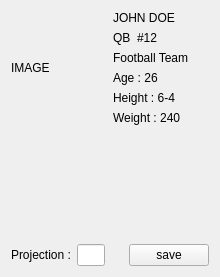
The window that cute-fantasy/playerprojectionwidget.ui (protoblock/protoblock) describes before a commit, drawn with Qt 5.
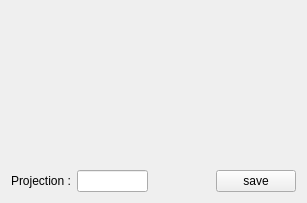
The same window after the commit.

What changed in the file:
```diff
--- a/cute-fantasy/playerprojectionwidget.ui
+++ b/cute-fantasy/playerprojectionwidget.ui
@@ -6,90 +6,15 @@
    <rect>
     <x>0</x>
     <y>0</y>
-    <width>220</width>
-    <height>277</height>
+    <width>307</width>
+    <height>203</height>
    </rect>
   </property>
   <property name="windowTitle">
    <string>Form</string>
   </property>
   <layout class="QGridLayout" name="gridLayout">
-   <item row="0" column="0">
-    <widget class="QLabel" name="myPlayerImageLabel">
-     <property name="sizePolicy">
-      <sizepolicy hsizetype="Fixed" vsizetype="Fixed">
-       <horstretch>0</horstretch>
-       <verstretch>0</verstretch>
-      </sizepolicy>
-     </property>
-     <property name="maximumSize">
-      <size>
-       <width>200</width>
-       <height>210</height>
-      </size>
-     </property>
-     <property name="text">
-      <string>IMAGE</string>
-     </property>
-     <property name="scaledContents">
-      <bool>true</bool>
-     </property>
-    </widget>
-   </item>
-   <item row="0" column="1">
-    <layout class="QFormLayout" name="formLayout">
-     <item row="0" column="0" colspan="2">
-      <widget class="QLabel" name="myPlayerNameLabel">
-       <property name="text">
-        <string>JOHN DOE</string>
-       </property>
-      </widget>
-     </item>
-     <item row="1" column="0">
-      <widget class="QLabel" name="myPlayerPosLabel">
-       <property name="text">
-        <string>QB</string>
-       </property>
-      </widget>
-     </item>
-     <item row="1" column="1">
-      <widget class="QLabel" name="myPlayerNumberLabel">
-       <property name="text">
-        <string>#12</string>
-       </property>
-      </widget>
-     </item>
-     <item row="2" column="0" colspan="2">
-      <widget class="QLabel" name="label_5">
-       <property name="text">
-        <string>Football Team </string>
-       </property>
-      </widget>
-     </item>
-     <item row="3" column="0" colspan="2">
-      <widget class="QLabel" name="myPlayerAgeLabel">
-       <property name="text">
-        <string>Age : 26</string>
-       </property>
-      </widget>
-     </item>
-     <item row="4" column="0" colspan="2">
-      <widget class="QLabel" name="myPlayerHeightLabel">
-       <property name="text">
-        <string>Height : 6-4</string>
-       </property>
-      </widget>
-     </item>
-     <item row="5" column="0" colspan="2">
-      <widget class="QLabel" name="myPlayerHeightLabel_2">
-       <property name="text">
-        <string>Weight : 240</string>
-       </property>
-      </widget>
-     </item>
-    </layout>
-   </item>
-   <item row="1" column="0" colspan="2">
+   <item row="0" column="0" colspan="2">
     <layout class="QVBoxLayout" name="verticalLayout">
      <item>
       <widget class="QStackedWidget" name="myProjectionStyles">
```
